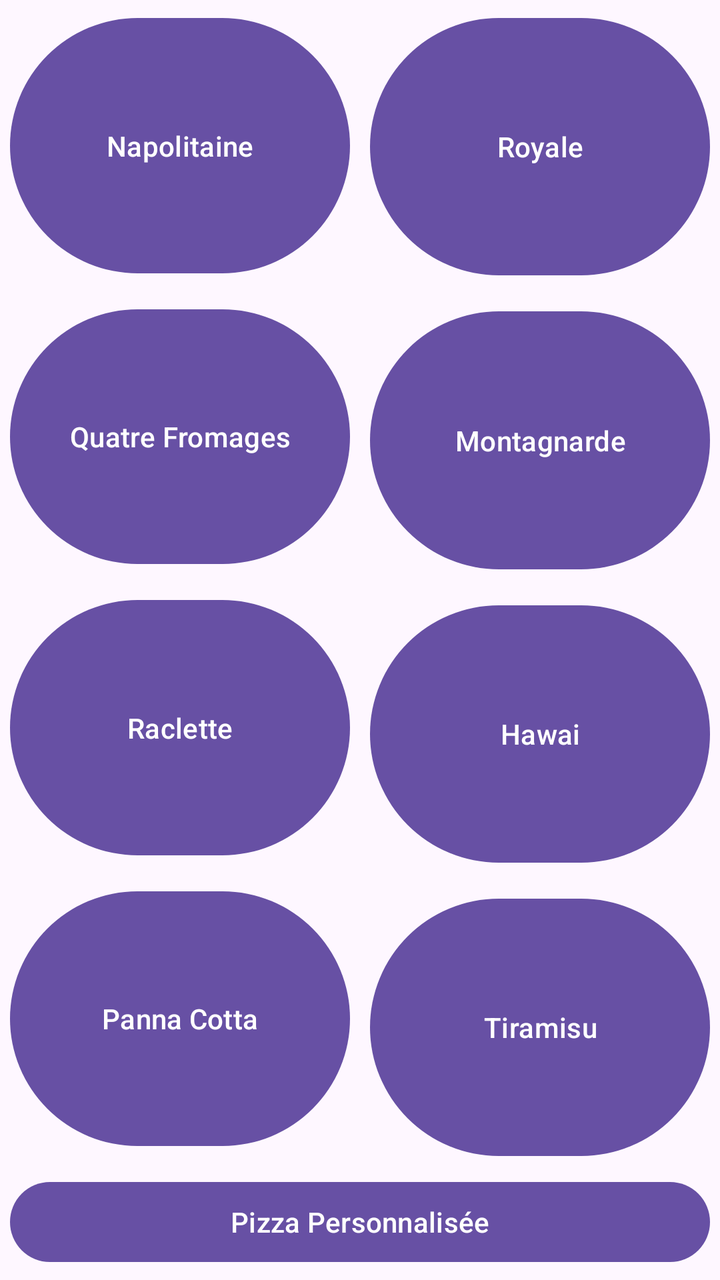
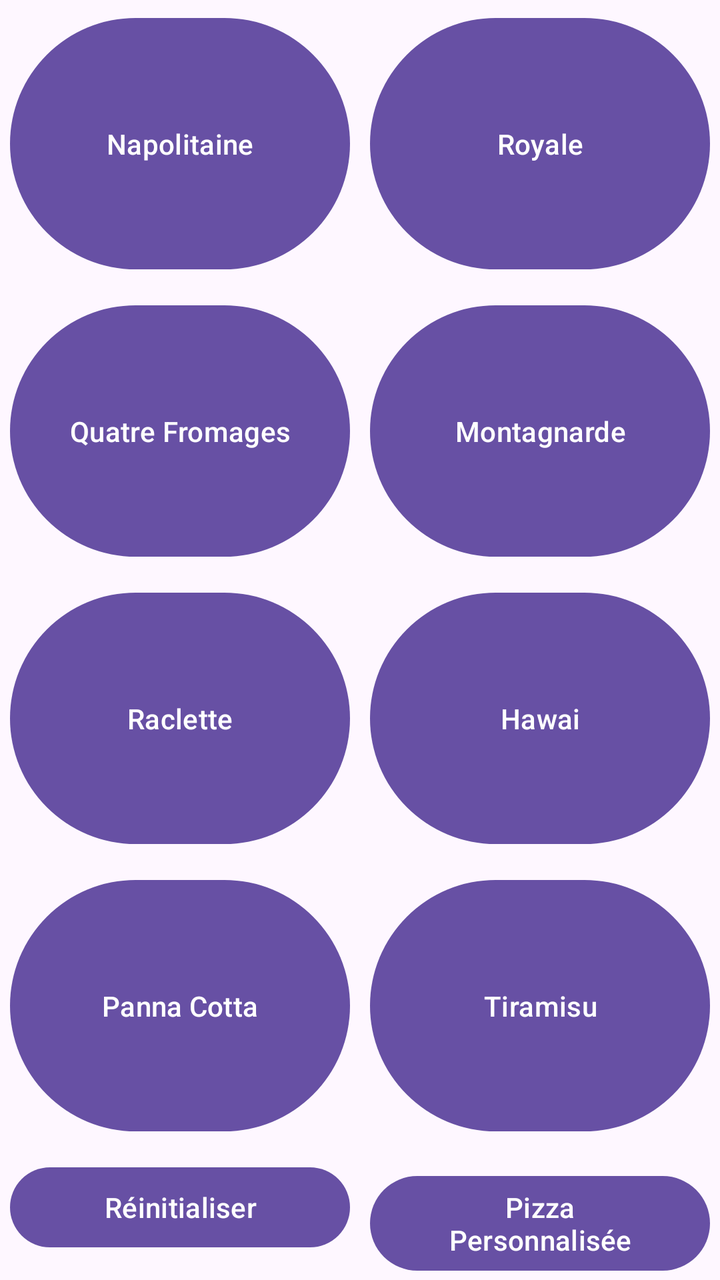

The first picture is an Android layout as it rendered before a commit; the second is the same layout after the commit. The layout source and the unified diff follow.
<!-- AndroidManifest.xml: application theme Theme.Pizzeria -->
<!-- res/layout/fragment_pizzas_fragments.xml -->
<?xml version="1.0" encoding="utf-8"?>
<androidx.constraintlayout.widget.ConstraintLayout xmlns:android="http://schemas.android.com/apk/res/android"
    xmlns:app="http://schemas.android.com/apk/res-auto"
    android:layout_width="match_parent"
    android:layout_height="match_parent">

    <Button
        android:id="@+id/napolitaine"
        android:layout_width="0dp"
        android:layout_height="0dp"
        android:text="Napolitaine"
        android:layout_margin="5dp"
        app:layout_constraintHorizontal_weight="1"
        app:layout_constraintVertical_weight="1"
        app:layout_constraintTop_toTopOf="parent"
        app:layout_constraintStart_toStartOf="parent"
        app:layout_constraintEnd_toStartOf="@id/royale"
        app:layout_constraintBottom_toTopOf="@id/quatrefromages" />

    <Button
        android:id="@+id/royale"
        android:layout_width="0dp"
        android:layout_height="0dp"
        android:text="Royale"
        android:layout_margin="5dp"
        app:layout_constraintHorizontal_weight="1"
        app:layout_constraintVertical_weight="1"
        app:layout_constraintTop_toTopOf="parent"
        app:layout_constraintStart_toEndOf="@id/napolitaine"
        app:layout_constraintEnd_toEndOf="parent"
        app:layout_constraintBottom_toTopOf="@id/agnarde" />

    <Button
        android:id="@+id/quatrefromages"
        android:layout_width="0dp"
        android:layout_height="0dp"
        android:text="Quatre Fromages"
        android:layout_margin="5dp"
        app:layout_constraintHorizontal_weight="1"
        app:layout_constraintVertical_weight="1"
        app:layout_constraintTop_toBottomOf="@id/napolitaine"
        app:layout_constraintStart_toStartOf="parent"
        app:layout_constraintEnd_toStartOf="@id/agnarde"
        app:layout_constraintBottom_toTopOf="@id/raclette" />

    <Button
        android:id="@+id/agnarde"
        android:layout_width="0dp"
        android:layout_height="0dp"
        android:text="Montagnarde"
        android:layout_margin="5dp"
        app:layout_constraintHorizontal_weight="1"
        app:layout_constraintVertical_weight="1"
        app:layout_constraintTop_toBottomOf="@id/royale"
        app:layout_constraintStart_toEndOf="@id/quatrefromages"
        app:layout_constraintEnd_toEndOf="parent"
        app:layout_constraintBottom_toTopOf="@id/hawai" />

    <Button
        android:id="@+id/raclette"
        android:layout_width="0dp"
        android:layout_height="0dp"
        android:text="Raclette"
        android:layout_margin="5dp"
        app:layout_constraintHorizontal_weight="1"
        app:layout_constraintVertical_weight="1"
        app:layout_constraintTop_toBottomOf="@id/quatrefromages"
        app:layout_constraintStart_toStartOf="parent"
        app:layout_constraintEnd_toStartOf="@id/hawai"
        app:layout_constraintBottom_toTopOf="@id/pannacotta" />

    <Button
        android:id="@+id/hawai"
        android:layout_width="0dp"
        android:layout_height="0dp"
        android:text="Hawai"
        android:layout_margin="5dp"
        app:layout_constraintHorizontal_weight="1"
        app:layout_constraintVertical_weight="1"
        app:layout_constraintTop_toBottomOf="@id/agnarde"
        app:layout_constraintStart_toEndOf="@id/raclette"
        app:layout_constraintEnd_toEndOf="parent"
        app:layout_constraintBottom_toTopOf="@id/tiramisu" />

    <Button
        android:id="@+id/pannacotta"
        android:layout_width="0dp"
        android:layout_height="0dp"
        android:text="Panna Cotta"
        android:layout_margin="5dp"
        app:layout_constraintHorizontal_weight="1"
        app:layout_constraintVertical_weight="1"
        app:layout_constraintTop_toBottomOf="@id/raclette"
        app:layout_constraintStart_toStartOf="parent"
        app:layout_constraintEnd_toStartOf="@id/tiramisu"
        app:layout_constraintBottom_toTopOf="@id/btn_perso" />

    <Button
        android:id="@+id/tiramisu"
        android:layout_width="0dp"
        android:layout_height="0dp"
        android:text="Tiramisu"
        android:layout_margin="5dp"
        app:layout_constraintHorizontal_weight="1"
        app:layout_constraintVertical_weight="1"
        app:layout_constraintTop_toBottomOf="@id/hawai"
        app:layout_constraintStart_toEndOf="@id/pannacotta"
        app:layout_constraintEnd_toEndOf="parent"
        app:layout_constraintBottom_toTopOf="@id/btn_perso" />

    <Button
        android:id="@+id/btn_perso"
        android:layout_width="0dp"
        android:layout_height="wrap_content"
        android:text="Pizza Personnalisée"
        android:layout_margin="5dp"
        app:layout_constraintTop_toBottomOf="@id/pannacotta"
        app:layout_constraintStart_toStartOf="parent"
        app:layout_constraintEnd_toEndOf="parent"
        app:layout_constraintBottom_toBottomOf="parent" />

</androidx.constraintlayout.widget.ConstraintLayout>
<!-- resources referenced by this layout -->
<resources>
  <style name="Theme.Pizzeria" parent="Base.Theme.Pizzeria" />
  <style name="Base.Theme.Pizzeria" parent="Theme.Material3.DayNight.NoActionBar">
          
          
      </style>
</resources>

<!-- the commit's change to res/layout/fragment_pizzas_fragments.xml (unified diff, before → after) -->
@@ -3,120 +3,39 @@
     xmlns:app="http://schemas.android.com/apk/res-auto"
     android:layout_width="match_parent"
     android:layout_height="match_parent">
+    <Button android:id="@+id/napolitaine" android:layout_width="0dp" android:layout_height="0dp" android:text="Napolitaine" android:layout_margin="5dp" app:layout_constraintHorizontal_weight="1" app:layout_constraintVertical_weight="1" app:layout_constraintTop_toTopOf="parent" app:layout_constraintStart_toStartOf="parent" app:layout_constraintEnd_toStartOf="@id/royale" app:layout_constraintBottom_toTopOf="@id/quatrefromages" />
+    <Button android:id="@+id/royale" android:layout_width="0dp" android:layout_height="0dp" android:text="Royale" android:layout_margin="5dp" app:layout_constraintHorizontal_weight="1" app:layout_constraintVertical_weight="1" app:layout_constraintTop_toTopOf="parent" app:layout_constraintStart_toEndOf="@id/napolitaine" app:layout_constraintEnd_toEndOf="parent" app:layout_constraintBottom_toTopOf="@id/agnarde" />
+    <Button android:id="@+id/quatrefromages" android:layout_width="0dp" android:layout_height="0dp" android:text="Quatre Fromages" android:layout_margin="5dp" app:layout_constraintHorizontal_weight="1" app:layout_constraintVertical_weight="1" app:layout_constraintTop_toBottomOf="@id/napolitaine" app:layout_constraintStart_toStartOf="parent" app:layout_constraintEnd_toStartOf="@id/agnarde" app:layout_constraintBottom_toTopOf="@id/raclette" />
+    <Button android:id="@+id/agnarde" android:layout_width="0dp" android:layout_height="0dp" android:text="Montagnarde" android:layout_margin="5dp" app:layout_constraintHorizontal_weight="1" app:layout_constraintVertical_weight="1" app:layout_constraintTop_toBottomOf="@id/royale" app:layout_constraintStart_toEndOf="@id/quatrefromages" app:layout_constraintEnd_toEndOf="parent" app:layout_constraintBottom_toTopOf="@id/hawai" />
+    <Button android:id="@+id/raclette" android:layout_width="0dp" android:layout_height="0dp" android:text="Raclette" android:layout_margin="5dp" app:layout_constraintHorizontal_weight="1" app:layout_constraintVertical_weight="1" app:layout_constraintTop_toBottomOf="@id/quatrefromages" app:layout_constraintStart_toStartOf="parent" app:layout_constraintEnd_toStartOf="@id/hawai" app:layout_constraintBottom_toTopOf="@id/pannacotta" />
+    <Button android:id="@+id/hawai" android:layout_width="0dp" android:layout_height="0dp" android:text="Hawai" android:layout_margin="5dp" app:layout_constraintHorizontal_weight="1" app:layout_constraintVertical_weight="1" app:layout_constraintTop_toBottomOf="@id/agnarde" app:layout_constraintStart_toEndOf="@id/raclette" app:layout_constraintEnd_toEndOf="parent" app:layout_constraintBottom_toTopOf="@id/tiramisu" />
+    <Button android:id="@+id/pannacotta" android:layout_width="0dp" android:layout_height="0dp" android:text="Panna Cotta" android:layout_margin="5dp" app:layout_constraintHorizontal_weight="1" app:layout_constraintVertical_weight="1" app:layout_constraintTop_toBottomOf="@id/raclette" app:layout_constraintStart_toStartOf="parent" app:layout_constraintEnd_toStartOf="@id/tiramisu" app:layout_constraintBottom_toTopOf="@id/bottom_buttons" />
+    <Button android:id="@+id/tiramisu" android:layout_width="0dp" android:layout_height="0dp" android:text="Tiramisu" android:layout_margin="5dp" app:layout_constraintHorizontal_weight="1" app:layout_constraintVertical_weight="1" app:layout_constraintTop_toBottomOf="@id/hawai" app:layout_constraintStart_toEndOf="@id/pannacotta" app:layout_constraintEnd_toEndOf="parent" app:layout_constraintBottom_toTopOf="@id/bottom_buttons" />
 
-    <Button
-        android:id="@+id/napolitaine"
-        android:layout_width="0dp"
-        android:layout_height="0dp"
-        android:text="Napolitaine"
-        android:layout_margin="5dp"
-        app:layout_constraintHorizontal_weight="1"
-        app:layout_constraintVertical_weight="1"
-        app:layout_constraintTop_toTopOf="parent"
-        app:layout_constraintStart_toStartOf="parent"
-        app:layout_constraintEnd_toStartOf="@id/royale"
-        app:layout_constraintBottom_toTopOf="@id/quatrefromages" />
-
-    <Button
-        android:id="@+id/royale"
-        android:layout_width="0dp"
-        android:layout_height="0dp"
-        android:text="Royale"
-        android:layout_margin="5dp"
-        app:layout_constraintHorizontal_weight="1"
-        app:layout_constraintVertical_weight="1"
-        app:layout_constraintTop_toTopOf="parent"
-        app:layout_constraintStart_toEndOf="@id/napolitaine"
-        app:layout_constraintEnd_toEndOf="parent"
-        app:layout_constraintBottom_toTopOf="@id/agnarde" />
-
-    <Button
-        android:id="@+id/quatrefromages"
-        android:layout_width="0dp"
-        android:layout_height="0dp"
-        android:text="Quatre Fromages"
-        android:layout_margin="5dp"
-        app:layout_constraintHorizontal_weight="1"
-        app:layout_constraintVertical_weight="1"
-        app:layout_constraintTop_toBottomOf="@id/napolitaine"
-        app:layout_constraintStart_toStartOf="parent"
-        app:layout_constraintEnd_toStartOf="@id/agnarde"
-        app:layout_constraintBottom_toTopOf="@id/raclette" />
-
-    <Button
-        android:id="@+id/agnarde"
-        android:layout_width="0dp"
-        android:layout_height="0dp"
-        android:text="Montagnarde"
-        android:layout_margin="5dp"
-        app:layout_constraintHorizontal_weight="1"
-        app:layout_constraintVertical_weight="1"
-        app:layout_constraintTop_toBottomOf="@id/royale"
-        app:layout_constraintStart_toEndOf="@id/quatrefromages"
-        app:layout_constraintEnd_toEndOf="parent"
-        app:layout_constraintBottom_toTopOf="@id/hawai" />
-
-    <Button
-        android:id="@+id/raclette"
-        android:layout_width="0dp"
-        android:layout_height="0dp"
-        android:text="Raclette"
-        android:layout_margin="5dp"
-        app:layout_constraintHorizontal_weight="1"
-        app:layout_constraintVertical_weight="1"
-        app:layout_constraintTop_toBottomOf="@id/quatrefromages"
-        app:layout_constraintStart_toStartOf="parent"
-        app:layout_constraintEnd_toStartOf="@id/hawai"
-        app:layout_constraintBottom_toTopOf="@id/pannacotta" />
-
-    <Button
-        android:id="@+id/hawai"
-        android:layout_width="0dp"
-        android:layout_height="0dp"
-        android:text="Hawai"
-        android:layout_margin="5dp"
-        app:layout_constraintHorizontal_weight="1"
-        app:layout_constraintVertical_weight="1"
-        app:layout_constraintTop_toBottomOf="@id/agnarde"
-        app:layout_constraintStart_toEndOf="@id/raclette"
-        app:layout_constraintEnd_toEndOf="parent"
-        app:layout_constraintBottom_toTopOf="@id/tiramisu" />
-
-    <Button
-        android:id="@+id/pannacotta"
-        android:layout_width="0dp"
-        android:layout_height="0dp"
-        android:text="Panna Cotta"
-        android:layout_margin="5dp"
-        app:layout_constraintHorizontal_weight="1"
-        app:layout_constraintVertical_weight="1"
-        app:layout_constraintTop_toBottomOf="@id/raclette"
-        app:layout_constraintStart_toStartOf="parent"
-        app:layout_constraintEnd_toStartOf="@id/tiramisu"
-        app:layout_constraintBottom_toTopOf="@id/btn_perso" />
-
-    <Button
-        android:id="@+id/tiramisu"
-        android:layout_width="0dp"
-        android:layout_height="0dp"
-        android:text="Tiramisu"
-        android:layout_margin="5dp"
-        app:layout_constraintHorizontal_weight="1"
-        app:layout_constraintVertical_weight="1"
-        app:layout_constraintTop_toBottomOf="@id/hawai"
-        app:layout_constraintStart_toEndOf="@id/pannacotta"
-        app:layout_constraintEnd_toEndOf="parent"
-        app:layout_constraintBottom_toTopOf="@id/btn_perso" />
-
-    <Button
-        android:id="@+id/btn_perso"
-        android:layout_width="0dp"
+    <LinearLayout
+        android:id="@+id/bottom_buttons"
+        android:layout_width="match_parent"
         android:layout_height="wrap_content"
-        android:text="Pizza Personnalisée"
-        android:layout_margin="5dp"
+        android:orientation="horizontal"
         app:layout_constraintTop_toBottomOf="@id/pannacotta"
         app:layout_constraintStart_toStartOf="parent"
         app:layout_constraintEnd_toEndOf="parent"
-        app:layout_constraintBottom_toBottomOf="parent" />
+        app:layout_constraintBottom_toBottomOf="parent">
+
+        <Button
+            android:id="@+id/btn_reset"
+            android:layout_width="0dp"
+            android:layout_height="wrap_content"
+            android:layout_weight="1"
+            android:text="Réinitialiser"
+            android:layout_margin="5dp" />
+        <Button
+            android:id="@+id/btn_perso"
+            android:layout_width="0dp"
+            android:layout_height="wrap_content"
+            android:layout_weight="1"
+            android:text="Pizza Personnalisée"
+            android:layout_margin="5dp" />
+    </LinearLayout>
 
 </androidx.constraintlayout.widget.ConstraintLayout>
